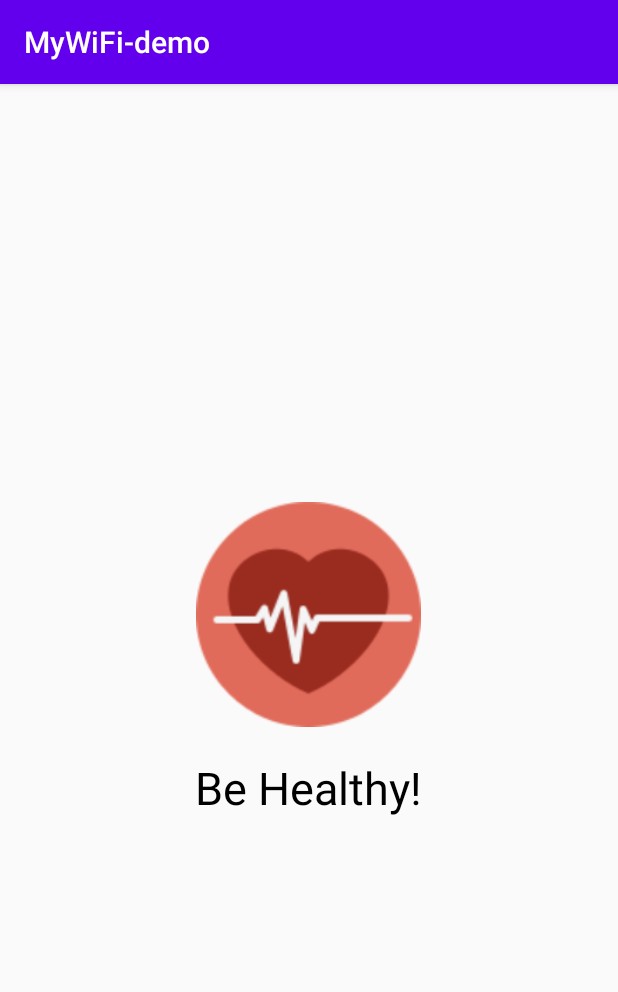
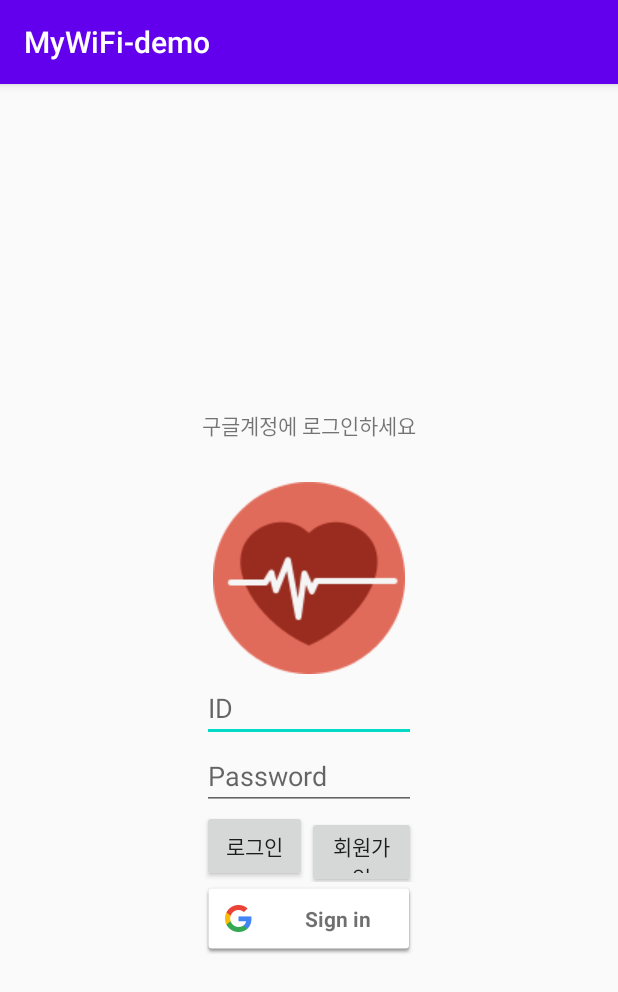
Before and after one commit to heidi618/ohyes_android, an Android app: the screen it shows after launch (IntroActivity before the commit, LoginActivity after it), on a phone screen of 412 x 824 dp. Shown: the top 992 px of the screen. Run offline under Robolectric (Android 15) with nearby library versions, the phone set to English and light mode, and no system bars; our stand-ins replace Firebase (no records; nobody signed in at launch, a user with empty details on screens opened directly).

Commit message:
회원가입 (아이디 중복 확인 안됨) 로그인(로그인 실패) 구현

```diff
--- a/app/src/main/java/com/example/mywifi_demo/LoginActivity.java
+++ b/app/src/main/java/com/example/mywifi_demo/LoginActivity.java
@@ -1,11 +1,15 @@
 package com.example.mywifi_demo;
 
+import android.app.Activity;
 import android.content.Intent;
 import android.os.Bundle;
 import android.util.Log;
 import android.view.View;
+import android.widget.Button;
+import android.widget.EditText;
 import android.widget.ImageView;
 import android.widget.TextView;
+import android.widget.Toast;
 
 import androidx.annotation.NonNull;
 import androidx.appcompat.app.AppCompatActivity;
@@ -32,6 +36,13 @@ public class LoginActivity extends AppCompatActivity{
     private static final int RC_SIGN_IN = 9001;
     private SignInButton signInButton;
 
+    private Button mbtn_login;
+    private Button mbtn_join;
+    private EditText mtxt_id;
+    private EditText mtxt_pwd;
+
+
+
     @Override
     protected void onCreate(Bundle savedInstanceState) {
         super.onCreate(savedInstanceState);
@@ -45,6 +56,46 @@ public class LoginActivity extends AppCompatActivity{
 
 //자동로그인기능
         mAuth = FirebaseAuth.getInstance();
+        //버튼 등록
+        mbtn_join=findViewById(R.id.btn_join);
+        mbtn_login=findViewById(R.id.btn_login);
+        mtxt_id=findViewById(R.id.txt_id);
+        mtxt_pwd=findViewById(R.id.txt_pwd);
+        //가입 버튼이 눌리면
+        mbtn_join.setOnClickListener(new View.OnClickListener(){
+
+            @Override
+            public void onClick(View v) {
+                //intent함수를 통해 join액티비티 함수를 호출한다.
+                Intent intent = new Intent(LoginActivity.this, JoinActivity.class);
+                startActivity(intent);
+                finish();
+
+            }
+        });
+        //로그인 버튼이 눌리면
+        mbtn_login.setOnClickListener(new View.OnClickListener(){
+
+            @Override
+            public void onClick(View v) {
+                String id = mtxt_id.getText().toString().trim();
+                String pwd = mtxt_pwd.getText().toString().trim();
+                mAuth.signInWithEmailAndPassword(id,pwd)
+                        .addOnCompleteListener(LoginActivity.this, new OnCompleteListener<AuthResult>() {
+                            @Override
+                            public void onComplete(@NonNull Task<AuthResult> task) {
+                                if(task.isSuccessful()){
+                                    Intent intent = new Intent(LoginActivity.this,MainActivity.class);
+                                    startActivity(intent);
+
+                                }else{
+                                    Toast.makeText(LoginActivity.this,"로그인 오류",Toast.LENGTH_SHORT).show();
+                                }
+                            }
+                        });
+
+            }
+        });
  //       if (mAuth.getCurrentUser() != null) {
  //           Intent intent = new Intent(getApplication(), MainActivity.class);
  //           startActivity(intent);
--- a/app/src/main/res/layout/activity_login.xml
+++ b/app/src/main/res/layout/activity_login.xml
@@ -23,14 +23,49 @@
 
         <ImageView
             android:id="@+id/iv_glide"
-            android:layout_width="wrap_content"
-            android:layout_height="wrap_content"
+            android:layout_width="match_parent"
+            android:layout_height="match_parent"
             android:layout_marginTop="27dp"
             android:src="@drawable/heartrate" />
 
+        <EditText
+            android:id="@+id/txt_id"
+            android:layout_width="match_parent"
+            android:layout_height="wrap_content"
+            android:ems="10"
+            android:hint="ID"
+            android:inputType="textPersonName" />
+
+        <EditText
+            android:id="@+id/txt_pwd"
+            android:layout_width="match_parent"
+            android:layout_height="wrap_content"
+            android:ems="10"
+            android:hint="Password"
+            android:inputType="textPassword" />
+
+        <LinearLayout
+            android:layout_width="match_parent"
+            android:layout_height="match_parent"
+            android:orientation="horizontal">
+
+            <Button
+                android:id="@+id/btn_login"
+                android:layout_width="70dp"
+                android:layout_height="wrap_content"
+                android:text="로그인" />
+
+            <Button
+                android:id="@+id/btn_join"
+                android:layout_width="77dp"
+                android:layout_height="wrap_content"
+                android:layout_weight="1"
+                android:text="회원가입" />
+        </LinearLayout>
+
         <com.google.android.gms.common.SignInButton
             android:id="@+id/signInButton"
-            android:layout_width="wrap_content"
+            android:layout_width="match_parent"
             android:layout_height="wrap_content"
 
             />
```
Also changed, not shown: app/src/main/AndroidManifest.xml (+5 -4 lines), app/src/main/java/com/example/mywifi_demo/JoinActivity.java (added, +149 -0 lines), app/src/main/java/com/example/mywifi_demo/MainActivity.java (+5 -5 lines), app/src/main/res/layout/activity_join.xml (added, +160 -0 lines).
